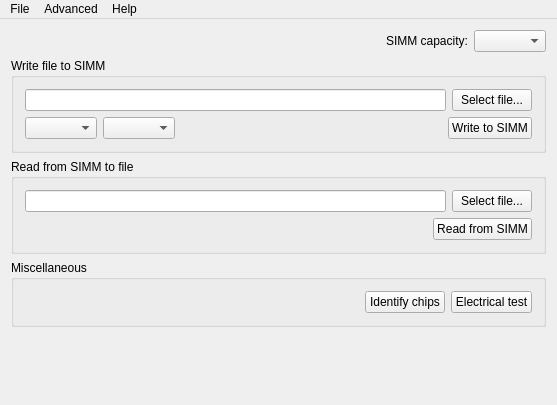
Above: mainwindow.ui from dougg3/mac-rom-simm-programmer.software before the change. Below: the same form after it.
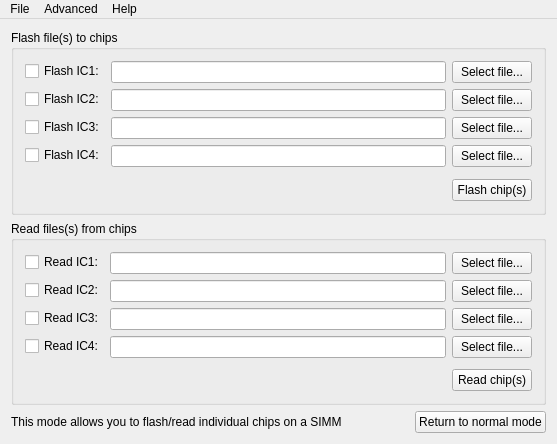
That is the form after the change.

Commit message: Got it working so you can flash and read chips on the SIMM individually.

Patch:
```diff
--- a/mainwindow.ui
+++ b/mainwindow.ui
@@ -7,7 +7,7 @@
     <x>0</x>
     <y>0</y>
     <width>557</width>
-    <height>405</height>
+    <height>444</height>
    </rect>
   </property>
   <property name="windowTitle">
@@ -24,7 +24,7 @@
     <item>
      <widget class="QStackedWidget" name="pages">
       <property name="currentIndex">
-       <number>0</number>
+       <number>3</number>
       </property>
       <widget class="QWidget" name="controlPage">
        <layout class="QVBoxLayout" name="verticalLayout_2">
@@ -276,6 +276,289 @@
         </item>
        </layout>
       </widget>
+      <widget class="QWidget" name="flashChipsPage">
+       <layout class="QVBoxLayout" name="verticalLayout_14">
+        <item>
+         <widget class="QGroupBox" name="groupBox_4">
+          <property name="title">
+           <string>Flash file(s) to chips</string>
+          </property>
+          <layout class="QVBoxLayout" name="verticalLayout_13">
+           <item>
+            <layout class="QFormLayout" name="formLayout_4">
+             <property name="fieldGrowthPolicy">
+              <enum>QFormLayout::AllNonFixedFieldsGrow</enum>
+             </property>
+             <item row="0" column="0">
+              <widget class="QCheckBox" name="flashIC1CheckBox">
+               <property name="text">
+                <string>Flash IC1:</string>
+               </property>
+              </widget>
+             </item>
+             <item row="0" column="1">
+              <layout class="QHBoxLayout" name="horizontalLayout_22">
+               <item>
+                <widget class="QLineEdit" name="chosenFlashIC1File"/>
+               </item>
+               <item>
+                <widget class="QPushButton" name="selectFlashIC1Button">
+                 <property name="text">
+                  <string>Select file...</string>
+                 </property>
+                </widget>
+               </item>
+              </layout>
+             </item>
+             <item row="1" column="0">
+              <widget class="QCheckBox" name="flashIC2CheckBox">
+               <property name="text">
+                <string>Flash IC2:</string>
+               </property>
+              </widget>
+             </item>
+             <item row="1" column="1">
+              <layout class="QHBoxLayout" name="horizontalLayout_23">
+               <item>
+                <widget class="QLineEdit" name="chosenFlashIC2File"/>
+               </item>
+               <item>
+                <widget class="QPushButton" name="selectFlashIC2Button">
+                 <property name="text">
+                  <string>Select file...</string>
+                 </property>
+                </widget>
+               </item>
+              </layout>
+             </item>
+             <item row="2" column="1">
+              <layout class="QHBoxLayout" name="horizontalLayout_24">
+               <item>
+                <widget class="QLineEdit" name="chosenFlashIC3File"/>
+               </item>
+               <item>
+                <widget class="QPushButton" name="selectFlashIC3Button">
+                 <property name="text">
+                  <string>Select file...</string>
+                 </property>
+                </widget>
+               </item>
+              </layout>
+             </item>
+             <item row="3" column="1">
+              <layout class="QHBoxLayout" name="horizontalLayout_25">
+               <item>
+                <widget class="QLineEdit" name="chosenFlashIC4File"/>
+               </item>
+               <item>
+                <widget class="QPushButton" name="selectFlashIC4Button">
+                 <property name="text">
+                  <string>Select file...</string>
+                 </property>
+                </widget>
+               </item>
+              </layout>
+             </item>
+             <item row="2" column="0">
+              <widget class="QCheckBox" name="flashIC3CheckBox">
+               <property name="text">
+                <string>Flash IC3:</string>
+               </property>
+              </widget>
+             </item>
+             <item row="3" column="0">
+              <widget class="QCheckBox" name="flashIC4CheckBox">
+               <property name="text">
+                <string>Flash IC4:</string>
+               </property>
+              </widget>
+             </item>
+            </layout>
+           </item>
+           <item>
+            <layout class="QHBoxLayout" name="horizontalLayout_26">
+             <item>
+              <spacer name="horizontalSpacer_8">
+               <property name="orientation">
+                <enum>Qt::Horizontal</enum>
+               </property>
+               <property name="sizeHint" stdset="0">
+                <size>
+                 <width>40</width>
+                 <height>20</height>
+                </size>
+               </property>
+              </spacer>
+             </item>
+             <item>
+              <widget class="QPushButton" name="multiFlashChipsButton">
+               <property name="text">
+                <string>Flash chip(s)</string>
+               </property>
+              </widget>
+             </item>
+            </layout>
+           </item>
+          </layout>
+         </widget>
+        </item>
+        <item>
+         <widget class="QGroupBox" name="groupBox_3">
+          <property name="title">
+           <string>Read files(s) from chips</string>
+          </property>
+          <layout class="QVBoxLayout" name="verticalLayout_12">
+           <item>
+            <layout class="QFormLayout" name="formLayout_3">
+             <property name="fieldGrowthPolicy">
+              <enum>QFormLayout::AllNonFixedFieldsGrow</enum>
+             </property>
+             <item row="0" column="0">
+              <widget class="QCheckBox" name="readIC1CheckBox">
+               <property name="text">
+                <string>Read IC1:</string>
+               </property>
+              </widget>
+             </item>
+             <item row="0" column="1">
+              <layout class="QHBoxLayout" name="horizontalLayout_17">
+               <item>
+                <widget class="QLineEdit" name="chosenReadIC1File"/>
+               </item>
+               <item>
+                <widget class="QPushButton" name="selectReadIC1Button">
+                 <property name="text">
+                  <string>Select file...</string>
+                 </property>
+                </widget>
+               </item>
+              </layout>
+             </item>
+             <item row="1" column="0">
+              <widget class="QCheckBox" name="readIC2CheckBox">
+               <property name="text">
+                <string>Read IC2:</string>
+               </property>
+              </widget>
+             </item>
+             <item row="1" column="1">
+              <layout class="QHBoxLayout" name="horizontalLayout_18">
+               <item>
+                <widget class="QLineEdit" name="chosenReadIC2File"/>
+               </item>
+               <item>
+                <widget class="QPushButton" name="selectReadIC2Button">
+                 <property name="text">
+                  <string>Select file...</string>
+                 </property>
+                </widget>
+               </item>
+              </layout>
+             </item>
+             <item row="2" column="1">
+              <layout class="QHBoxLayout" name="horizontalLayout_19">
+               <item>
+                <widget class="QLineEdit" name="chosenReadIC3File"/>
+               </item>
+               <item>
+                <widget class="QPushButton" name="selectReadIC3Button">
+                 <property name="text">
+                  <string>Select file...</string>
+                 </property>
+                </widget>
+               </item>
+              </layout>
+             </item>
+             <item row="3" column="1">
+              <layout class="QHBoxLayout" name="horizontalLayout_20">
+               <item>
+                <widget class="QLineEdit" name="chosenReadIC4File"/>
+               </item>
+               <item>
+                <widget class="QPushButton" name="selectReadIC4Button">
+                 <property name="text">
+                  <string>Select file...</string>
+                 </property>
+                </widget>
+               </item>
+              </layout>
+             </item>
+             <item row="2" column="0">
+              <widget class="QCheckBox" name="readIC3CheckBox">
+               <property name="text">
+                <string>Read IC3:</string>
+               </property>
+              </widget>
+             </item>
+             <item row="3" column="0">
+              <widget class="QCheckBox" name="readIC4CheckBox">
+               <property name="text">
+                <string>Read IC4:</string>
+               </property>
+              </widget>
+             </item>
+            </layout>
+           </item>
+           <item>
+            <layout class="QHBoxLayout" name="horizontalLayout_21">
+             <item>
+              <spacer name="horizontalSpacer_7">
+               <property name="orientation">
+                <enum>Qt::Horizontal</enum>
+               </property>
+               <property name="sizeHint" stdset="0">
+                <size>
+                 <width>40</width>
+                 <height>20</height>
+                </size>
+               </property>
+              </spacer>
+             </item>
+             <item>
+              <widget class="QPushButton" name="multiReadChipsButton">
+               <property name="text">
+                <string>Read chip(s)</string>
+               </property>
+              </widget>
+             </item>
+            </layout>
+           </item>
+          </layout>
+         </widget>
+        </item>
+        <item>
+         <layout class="QHBoxLayout" name="horizontalLayout_29">
+          <item>
+           <widget class="QLabel" name="label_2">
+            <property name="text">
+             <string>This mode allows you to flash/read individual chips on a SIMM</string>
+            </property>
+           </widget>
+          </item>
+          <item>
+           <spacer name="horizontalSpacer_9">
+            <property name="orientation">
+             <enum>Qt::Horizontal</enum>
+            </property>
+            <property name="sizeHint" stdset="0">
+             <size>
+              <width>40</width>
+              <height>20</height>
+             </size>
+            </property>
+           </spacer>
+          </item>
+          <item>
+           <widget class="QPushButton" name="returnNormalButton">
+            <property name="text">
+             <string>Return to normal mode</string>
+            </property>
+           </widget>
+          </item>
+         </layout>
+        </item>
+       </layout>
+      </widget>
      </widget>
     </item>
    </layout>
```
Left out of the diff: 9 changed lines with no effect on the pictures. The commit also changes 4 other files.
